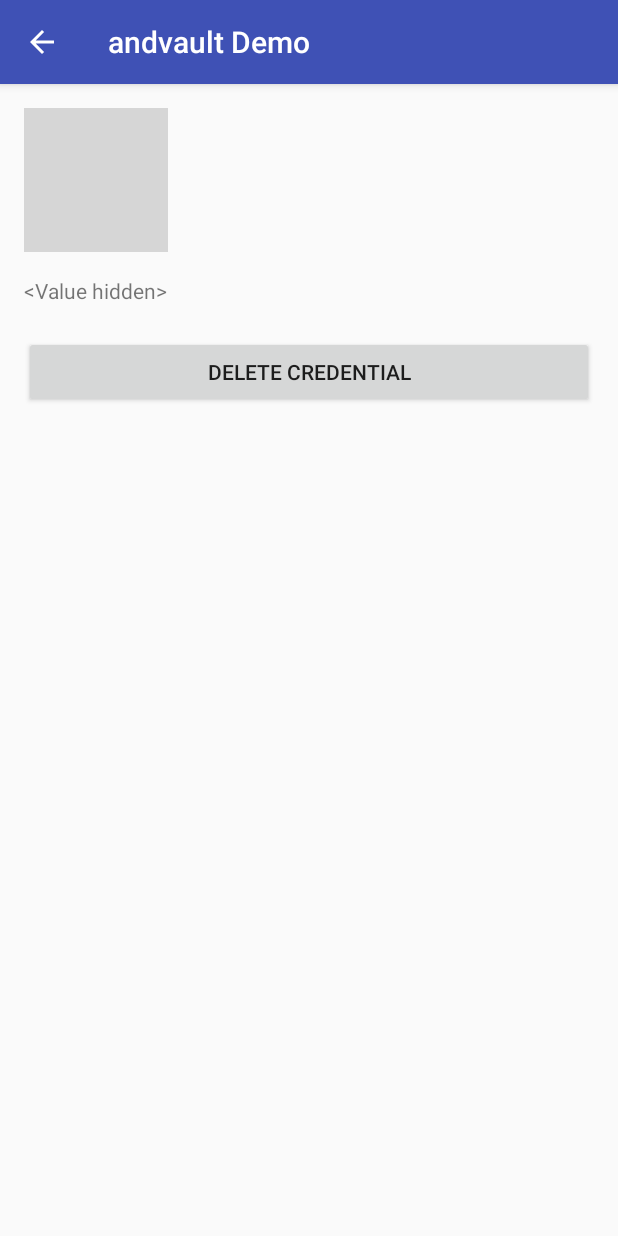
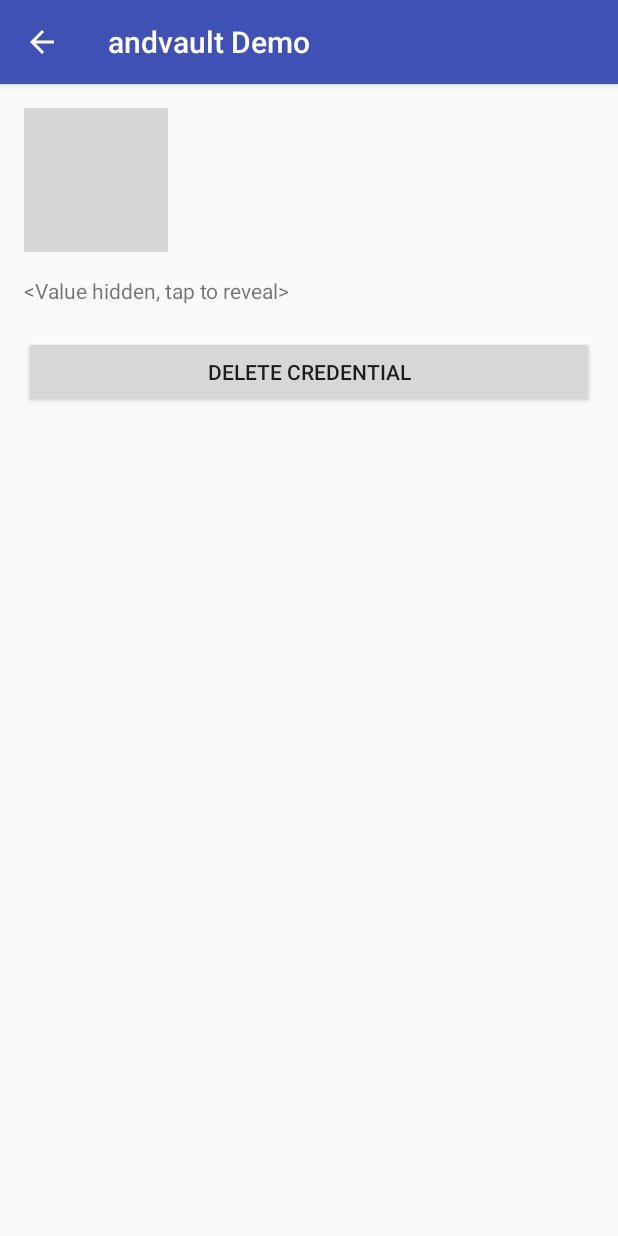
Before and after one commit to classycodeoss/andvault, an Android app: the fragment CredentialFragment placed in its activity, on a phone screen of 412 x 824 dp. Run offline under Robolectric (Android 15) with nearby library versions, the phone set to English and light mode, and no system bars; 1 statement that could not run was skipped; grey boxes are pictures that could not be loaded.

Commit message:
Demo app: added hint for revealing the credential

```diff
--- a/andvault-demoapp/src/main/res/values/strings.xml
+++ b/andvault-demoapp/src/main/res/values/strings.xml
@@ -17,7 +17,7 @@
     <string name="credential_name_hint">Name</string>
     <string name="credential_value_hint">Value</string>
 
-    <string name="value_hidden">&lt;Value hidden&gt;</string>
+    <string name="value_hidden">&lt;Value hidden, tap to reveal&gt;</string>
     <string name="delete_credential">Delete credential</string>
 
 </resources>
```
